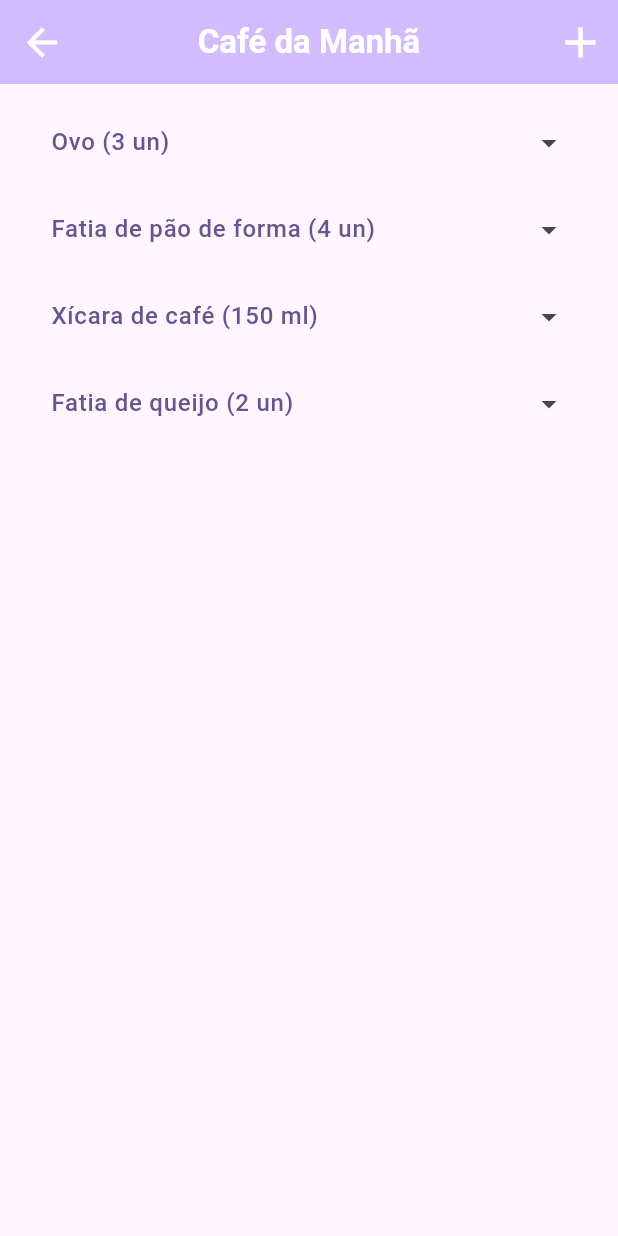
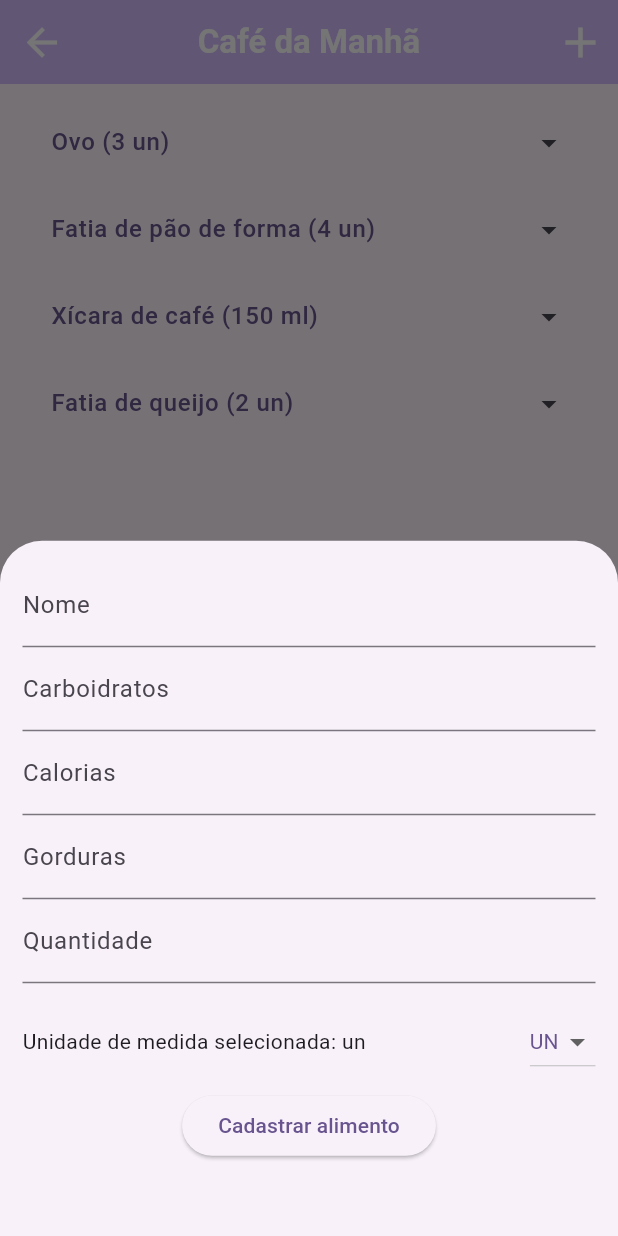
Before and after one commit to carloseps/calcount, a Flutter app: the MealDetailsPage screen opened directly with sample values from the repository, after a tap on the "add" icon, on a phone screen of 412 x 824 dp. Run offline on Flutter 3.47's test engine with Material 3 defaults, Android fonts, the phone set to English and light mode, and no system bars.

Commit message:
feat: foods can be added to meals through the "+" button

```diff
--- a/lib/components/meal_details_page.dart
+++ b/lib/components/meal_details_page.dart
@@ -1,14 +1,46 @@
+import 'package:calcount/components/new_food_form.dart';
 import 'package:flutter/material.dart';
 
 import '../model/meal.dart';
 
-class MealDetailsPage extends StatelessWidget {
-  final Meal meal;
+class MealDetailsPage extends StatefulWidget {
+  Meal meal;
 
-  const MealDetailsPage({super.key, required this.meal});
+  MealDetailsPage({super.key, required this.meal});
 
   @override
+  State<StatefulWidget> createState() => _MealDetailsPageState();
+}
+
+class _MealDetailsPageState extends State<MealDetailsPage> {
+  @override
   Widget build(BuildContext context) {
+    newFood(String _name, double? _carbohydrates, double? _fats, int? _calories,
+        int? _quantity, unit? _quantityUnit) {
+      Food _newFood = Food(
+          name: _name,
+          carbohydrates: _carbohydrates,
+          fats: _fats,
+          calories: _calories,
+          quantity: _quantity,
+          quantityUnit: _quantityUnit);
+
+      setState(() {
+        widget.meal.foods.add(_newFood);
+      });
+
+      Navigator.of(context).pop();
+    }
+
+    //Form modal
+    openFoodFormModal(BuildContext context) {
+      showModalBottomSheet(
+          context: context,
+          builder: (_) {
+            return FoodForm(newFood);
+          });
+    }
+
     return Scaffold(
       appBar: AppBar(
         backgroundColor: Theme.of(context).colorScheme.inversePrimary,
@@ -20,26 +52,25 @@ class MealDetailsPage extends StatelessWidget {
           },
         ),
         title: Text(
-          meal.name,
-          style: const TextStyle(color: Colors.white, fontWeight: FontWeight.bold),
+          widget.meal.name,
+          style:
+              const TextStyle(color: Colors.white, fontWeight: FontWeight.bold),
         ),
         centerTitle: true,
         actions: [
           IconButton(
             iconSize: 34.0,
             icon: const Icon(Icons.add, color: Colors.white),
-            onPressed: () {
-              // TODO: Adicionar funcionalidade para adicionar alimentos à refeição
-            },
+            onPressed: () => openFoodFormModal(context),
           ),
         ],
       ),
       body: Padding(
         padding: const EdgeInsets.symmetric(horizontal: 10, vertical: 10),
         child: ListView.builder(
-          itemCount: meal.foods.length,
+          itemCount: widget.meal.foods.length,
           itemBuilder: (context, index) {
-            final food = meal.foods[index];
+            final food = widget.meal.foods[index];
             return FoodTile(food: food);
           },
         ),
@@ -74,7 +105,8 @@ class _FoodTileState extends State<FoodTile> {
           ),
         ),
         trailing: RotationTransition(
-          turns: AlwaysStoppedAnimation(_isExpanded ? 0.5 : 0), // faz o icone rodar quando clica
+          turns: AlwaysStoppedAnimation(
+              _isExpanded ? 0.5 : 0), // faz o icone rodar quando clica
           child: const Icon(Icons.arrow_drop_down),
         ),
         onExpansionChanged: (isExpanded) {
@@ -112,7 +144,8 @@ class _FoodTileState extends State<FoodTile> {
     String unit = label == 'Total' ? 'cals' : 'g';
 
     return Padding(
-      padding: const EdgeInsets.symmetric(horizontal: 8, vertical: 4), // Adiciona um espaçamento vertical
+      padding: const EdgeInsets.symmetric(
+          horizontal: 8, vertical: 4), // Adiciona um espaçamento vertical
       child: Column(
         crossAxisAlignment: CrossAxisAlignment.start,
         children: [
@@ -200,13 +233,12 @@ class MealList extends StatelessWidget {
                     ),
                   ),
                   Padding(
-                    padding: const EdgeInsets.symmetric(
-                        horizontal: 22, vertical: 0),
+                    padding:
+                        const EdgeInsets.symmetric(horizontal: 22, vertical: 0),
                     child: Text(
                       meal.toString(),
                       style: TextStyle(
-                          color: Theme.of(context).primaryColor,
-                          fontSize: 16),
+                          color: Theme.of(context).primaryColor, fontSize: 16),
                     ),
                   ),
                   Padding(
--- /dev/null
+++ b/lib/components/new_food_form.dart
@@ -0,0 +1,141 @@
+import 'package:calcount/model/meal.dart';
+import 'package:flutter/material.dart';
+import 'package:flutter/services.dart';
+import 'package:flutter/widgets.dart';
+
+// ignore: must_be_immutable
+class FoodForm extends StatefulWidget {
+  Function(String, double?, double?, int?, int?, unit?) onSubmit;
+  static final GlobalKey<FormState> _formKey = GlobalKey<FormState>();
+
+  // String name;
+  // double? carbohydrates;
+  // double? fats; //gordura
+  // int? calories;
+  // int? quantity;
+  // unit? quantityUnit;
+  FoodForm(this.onSubmit, {super.key});
+
+  @override
+  State<FoodForm> createState() => _FoodFormState();
+}
+
+class _FoodFormState extends State<FoodForm> {
+  final _nameController = TextEditingController();
+  final _carbohydratesController = TextEditingController();
+  final _fatsController = TextEditingController();
+  final _caloriesController = TextEditingController();
+  final _quantityController = TextEditingController();
+  unit _quantityUnit = unit.un;
+
+  /// Retorna os dados para o widget pai por callback
+  _submitForm() {
+    final name = _nameController.text;
+    final carbohydrates = double.tryParse(_carbohydratesController.text) ?? 0;
+    final fats = double.tryParse(_fatsController.text) ?? 0;
+    final calories = int.tryParse(_caloriesController.text) ?? 0;
+    final quantity = int.tryParse(_quantityController.text) ?? 1;
+
+    if (name.isEmpty) {
+      return;
+    }
+
+    widget.onSubmit(
+        name, carbohydrates, fats, calories, quantity, _quantityUnit);
+  }
+
+  /// Widget para seleção de prioridade
+  Widget _dropdown() {
+    return DropdownButton(
+      style: TextStyle(color: Theme.of(context).colorScheme.primary),
+      items: unit.values
+          .map((p) =>
+              DropdownMenuItem(value: p, child: Text(p.name.toUpperCase())))
+          .toList(),
+      onChanged: (unit? p) {
+        setState(() {
+          _quantityUnit = p!;
+        });
+      },
+      value: _quantityUnit,
+    );
+  }
+
+  String? _formValidation(String? content) {
+    if (content == null || content.isEmpty) {
+      return null;
+    }
+
+    return double.tryParse(content) == null
+        ? "Insira um valor válido (Ex: 12.3)"
+        : null;
+  }
+
+  TextFormField _numberFormField(
+      String label, TextEditingController controller) {
+    return TextFormField(
+      validator: _formValidation,
+      controller: controller,
+      decoration: InputDecoration(labelText: label),
+      keyboardType: const TextInputType.numberWithOptions(decimal: true),
+    );
+  }
+
+  @override
+  Widget build(BuildContext context) {
+    return Container(
+        padding: const EdgeInsets.all(15),
+        child: Form(
+          key: FoodForm._formKey,
+          child: Column(
+            children: [
+              TextFormField(
+                validator: (value) {
+                  if (value == null || value.isEmpty) {
+                    return "Preencha este campo";
+                  }
+                },
+                controller: _nameController,
+                decoration: const InputDecoration(labelText: 'Nome'),
+              ),
+              _numberFormField("Carboidratos", _carbohydratesController),
+              _numberFormField("Calorias", _caloriesController),
+              TextFormField(
+                controller: _fatsController,
+                keyboardType: TextInputType.number,
+                inputFormatters: [FilteringTextInputFormatter.digitsOnly],
+                decoration: const InputDecoration(labelText: 'Gorduras'),
+              ),
+              TextFormField(
+                controller: _quantityController,
+                keyboardType: TextInputType.number,
+                inputFormatters: [FilteringTextInputFormatter.digitsOnly],
+                decoration: const InputDecoration(labelText: 'Quantidade'),
+              ),
+              Container(
+                margin: const EdgeInsets.only(top: 15),
+                child: Row(
+                  children: <Widget>[
+                    Expanded(
+                      child: Text(
+                          'Unidade de medida selecionada: ${_quantityUnit.name}'),
+                    ),
+                    _dropdown(),
+                  ],
+                ),
+              ),
+              Padding(
+                padding: const EdgeInsets.all(8.0),
+                child: ElevatedButton(
+                    onPressed: () {
+                      if (FoodForm._formKey.currentState!.validate()) {
+                        _submitForm();
+                      }
+                    },
+                    child: const Text('Cadastrar alimento')),
+              )
+            ],
+          ),
+        ));
+  }
+}
```
